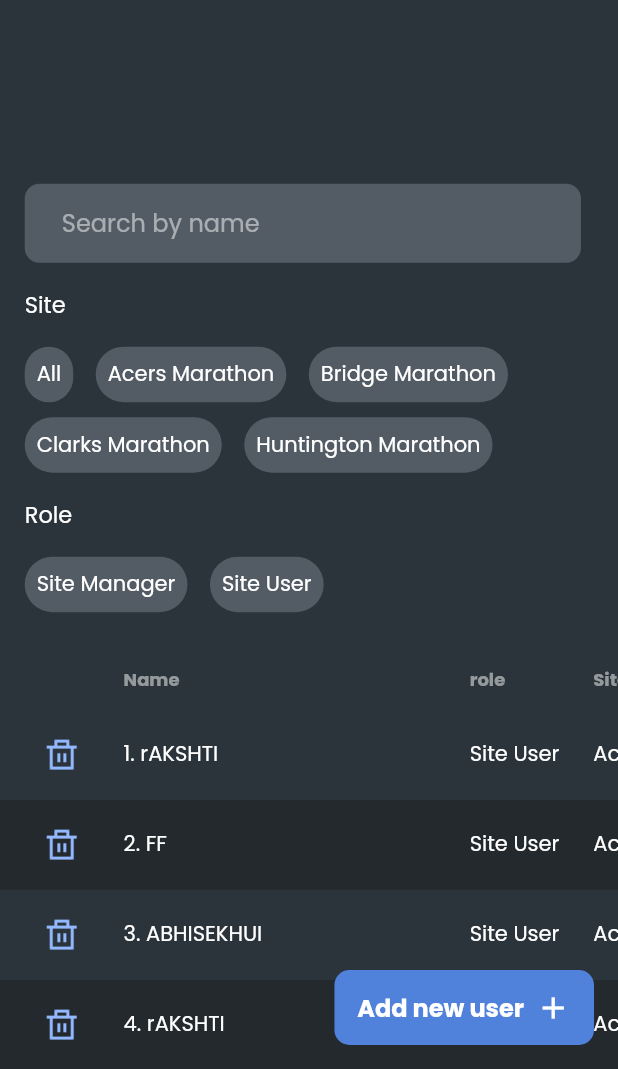
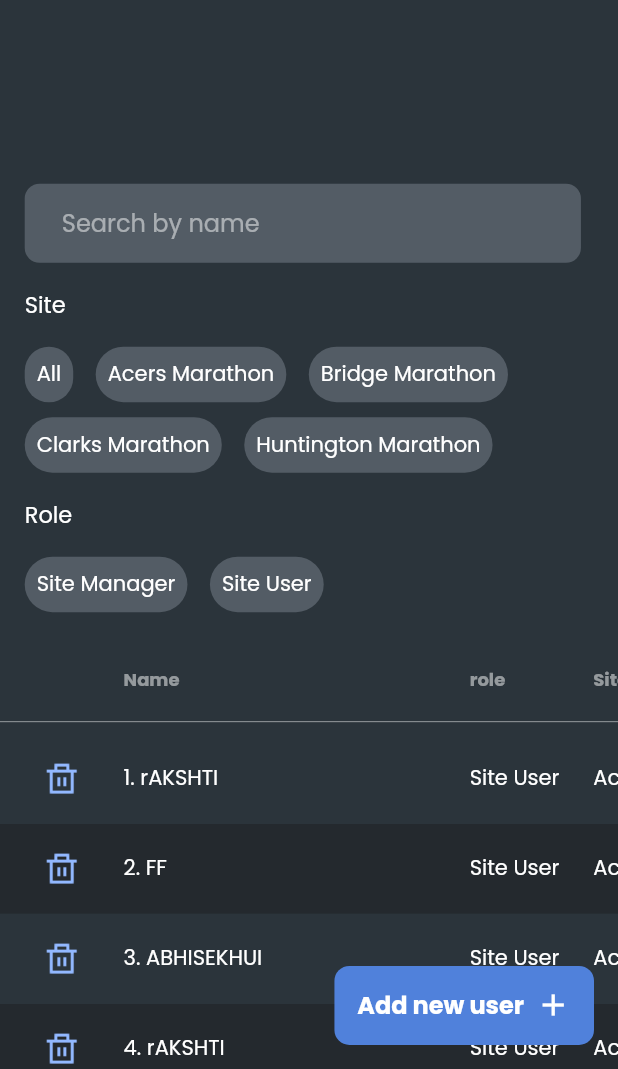
Before and after one commit to BlueSpaceTech/eagle_tip, a Flutter app: the screen it shows after launch, on a phone screen of 412 x 824 dp, the part 167-1236 px from its top. Run offline on Flutter 3.47's test engine with Material 2 defaults, Android fonts, the phone set to English and light mode, and no system bars; our stand-ins replace audioplayers, cloud_firestore, firebase_auth, firebase_core, flutter_svg, flutter_switch and 4 more; missing offline and left inert: flutter_circular_slider, linked_scroll_controller; accounts and stored records are empty; statements that could not run were skipped.

Commit message:
crud fix

```diff
--- a/lib/UI/Widgets/customfab.dart
+++ b/lib/UI/Widgets/customfab.dart
@@ -5,16 +5,19 @@ class customfab extends StatelessWidget {
   const customfab({
     Key? key,
     required this.width,
+    required this.text,
+    required this.height,
   }) : super(key: key);
 
   final double width;
-
+  final String text;
+  final double height;
   @override
   Widget build(BuildContext context) {
     return Container(
       alignment: Alignment.center,
       width: Responsive.isDesktop(context) ? width * 0.13 : width * 0.42,
-      height: 50,
+      height: height * 0.064,
       decoration: BoxDecoration(
         color: Color(0xff5081DB),
         borderRadius: BorderRadius.all(Radius.circular(10)),
@@ -23,7 +26,7 @@ class customfab extends StatelessWidget {
         mainAxisAlignment: MainAxisAlignment.center,
         children: [
           Text(
-            "Add new user",
+            text,
             style: TextStyle(
                 fontSize: 16,
                 color: Colors.white,
--- a/lib/UI/views/post_auth_screens/CRUD/Add New User/invitation.dart
+++ b/lib/UI/views/post_auth_screens/CRUD/Add New User/invitation.dart
@@ -137,7 +137,9 @@ class _InvitationState extends State<Invitation> {
                         mainAxisAlignment: MainAxisAlignment.center,
                         children: [
                           Container(
-                            width: width * 0.8,
+                            width: Responsive.isDesktop(context)
+                                ? width * 0.4
+                                : width * 0.8,
                             child: RichText(
                               text: TextSpan(
                                 text: "New user will join",
--- a/lib/UI/views/post_auth_screens/CRUD/crudmain.dart
+++ b/lib/UI/views/post_auth_screens/CRUD/crudmain.dart
@@ -1,4 +1,5 @@
 import 'package:eagle_tip/Routes/approutes.dart';
+import 'package:eagle_tip/UI/Widgets/customNav.dart';
 import 'package:eagle_tip/UI/Widgets/custom_webbg.dart';
 import 'package:eagle_tip/UI/Widgets/customappheader.dart';
 import 'package:eagle_tip/UI/Widgets/customfab.dart';
@@ -28,7 +29,8 @@ class _CrudScreenState extends State<CrudScreen> {
       builder: (BuildContext context) => AlertDialog(
         shape:
             RoundedRectangleBorder(borderRadius: BorderRadius.circular(20.0)),
-        title: Text(
+        title: Center(
+          child: Text(
             'Delete User',
             style: TextStyle(
               fontSize: 23.0,
@@ -37,7 +39,9 @@ class _CrudScreenState extends State<CrudScreen> {
               color: Colors.black,
             ),
           ),
+        ),
         content: Container(
+          width: Responsive.isDesktop(context) ? width * 0.38 : width * 0.8,
           height: height * 0.2,
           child: Column(
             children: [
@@ -64,13 +68,16 @@ class _CrudScreenState extends State<CrudScreen> {
                 height: height * 0.06,
               ),
               Row(
+                mainAxisAlignment: MainAxisAlignment.center,
                 children: [
                   InkWell(
                     onTap: () {
                       Navigator.pop(context);
                     },
                     child: Container(
-                      width: width * 0.32,
+                      width: Responsive.isDesktop(context)
+                          ? width * 0.15
+                          : width * 0.32,
                       height: height * 0.055,
                       decoration: BoxDecoration(
                         color: Color(0xffED5C62),
@@ -94,7 +101,9 @@ class _CrudScreenState extends State<CrudScreen> {
                       Navigator.pop(context);
                     },
                     child: Container(
-                      width: width * 0.32,
+                      width: Responsive.isDesktop(context)
+                          ? width * 0.15
+                          : width * 0.32,
                       height: height * 0.055,
                       decoration: BoxDecoration(
                         color: Color(0Xff28519D),
@@ -157,16 +166,25 @@ class _CrudScreenState extends State<CrudScreen> {
           onTap: () {
             Navigator.pushNamed(context, AppRoutes.addUserOwner);
           },
-          child: customfab(width: width),
+          child: customfab(
+            width: width,
+            text: "Add new user",
+            height: height,
+          ),
         ),
       ),
       backgroundColor: Color(0xff2B343B),
-      body: Stack(clipBehavior: Clip.none, children: [
-        WebBg(),
+      body: Column(
+        children: [
+          Navbar(width: width, height: height, text1: "text1", text2: "text2"),
+          Expanded(
+            child: Stack(clipBehavior: Clip.none, children: [
+              //  WebBg(),
               SingleChildScrollView(
                 child: Padding(
                   padding: EdgeInsets.symmetric(
-                horizontal: Responsive.isDesktop(context) ? width * 0.1 : 0),
+                      horizontal:
+                          Responsive.isDesktop(context) ? width * 0.1 : 0),
                   child: Column(
                     crossAxisAlignment: CrossAxisAlignment.start,
                     children: [
@@ -177,8 +195,12 @@ class _CrudScreenState extends State<CrudScreen> {
                         visible: !Responsive.isDesktop(context),
                         child: Padding(
                           padding: EdgeInsets.only(
-                        left: Responsive.isDesktop(context) ? 0 : width * 0.01,
-                        right: Responsive.isDesktop(context) ? 0 : width * 0.01,
+                              left: Responsive.isDesktop(context)
+                                  ? 0
+                                  : width * 0.01,
+                              right: Responsive.isDesktop(context)
+                                  ? 0
+                                  : width * 0.01,
                               top: Responsive.isDesktop(context)
                                   ? height * 0.015
                                   : height * 0.04),
@@ -190,15 +212,17 @@ class _CrudScreenState extends State<CrudScreen> {
                       ),
                       Padding(
                         padding: EdgeInsets.symmetric(
-                      horizontal:
-                          Responsive.isDesktop(context) ? 0 : width * 0.04),
+                            horizontal: Responsive.isDesktop(context)
+                                ? 0
+                                : width * 0.04),
                         child: Column(
                           crossAxisAlignment: CrossAxisAlignment.start,
                           children: [
                             Visibility(
                               visible: Responsive.isDesktop(context),
                               child: Row(
-                          mainAxisAlignment: MainAxisAlignment.spaceBetween,
+                                mainAxisAlignment:
+                                    MainAxisAlignment.spaceBetween,
                                 children: [
                                   Row(
                                     children: [
@@ -243,7 +267,8 @@ class _CrudScreenState extends State<CrudScreen> {
                                   ),
                                   child: TextField(
                                     style: TextStyle(
-                                  fontFamily: "Poppins", color: Colors.white),
+                                        fontFamily: "Poppins",
+                                        color: Colors.white),
                                     cursorColor: Colors.white,
                                     decoration: InputDecoration(
                                       hintText: "Search by name",
@@ -263,7 +288,11 @@ class _CrudScreenState extends State<CrudScreen> {
                                         Navigator.pushNamed(
                                             context, AppRoutes.addUserOwner);
                                       },
-                                child: customfab(width: width)),
+                                      child: customfab(
+                                        height: height,
+                                        width: width,
+                                        text: "Add new user",
+                                      )),
                                 ),
                               ],
                             ),
@@ -402,6 +431,9 @@ class _CrudScreenState extends State<CrudScreen> {
                           ),
                         ),
                       ),
+                      Divider(
+                        color: Colors.white.withOpacity(0.5),
+                      ),
                       ListView.builder(
                           physics: NeverScrollableScrollPhysics(),
                           padding: EdgeInsets.only(top: 0),
@@ -409,6 +441,9 @@ class _CrudScreenState extends State<CrudScreen> {
                           itemCount: name.length,
                           itemBuilder: (BuildContext context, int index) {
                             return SingleChildScrollView(
+                              physics: Responsive.isDesktop(context)
+                                  ? NeverScrollableScrollPhysics()
+                                  : BouncingScrollPhysics(),
                               controller: _numbers,
                               scrollDirection: Axis.horizontal,
                               child: Container(
@@ -428,7 +463,8 @@ class _CrudScreenState extends State<CrudScreen> {
                                           width: Responsive.isDesktop(context)
                                               ? width * 0.08
                                               : width * 0.2,
-                                    child: Image.asset("assets/delete.png")),
+                                          child:
+                                              Image.asset("assets/delete.png")),
                                     ),
                                     InkWell(
                                       onTap: () {
@@ -484,6 +520,9 @@ class _CrudScreenState extends State<CrudScreen> {
                 ),
               ),
             ]),
+          ),
+        ],
+      ),
     );
   }
 }
```
Also changed, not shown: lib/UI/views/post_auth_screens/CRUD/Add New User/Owner/addUserOwner.dart (+12 -9 lines). Lines whose indentation alone changed are shown as unchanged.
